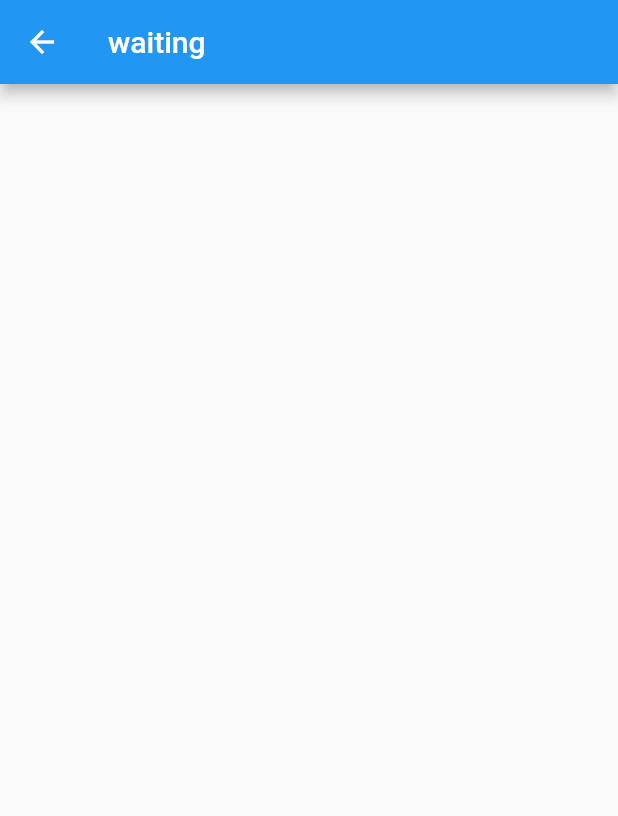
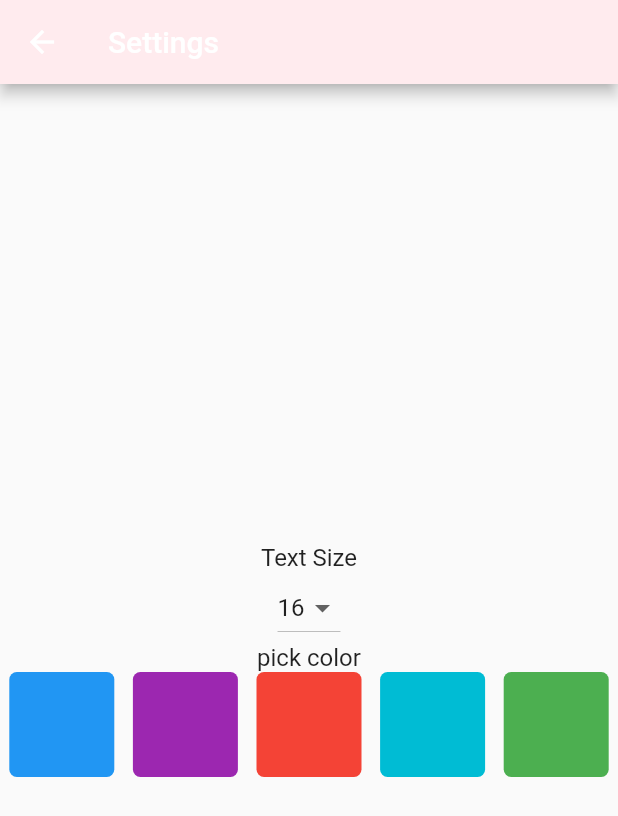
Before and after one commit to jayph88/local_storage, a Flutter app: the Settings screen opened directly, on a phone screen of 412 x 824 dp. Shown: the top 816 px of the screen. Run offline on Flutter 3.47's test engine with Material 2 defaults, Android fonts, the phone set to English and light mode, and no system bars; our stand-ins replace shared_preferences; accounts and stored records are empty.

Commit message:
updated with working app level settings update

```diff
--- a/lib/src/app.dart
+++ b/lib/src/app.dart
@@ -14,7 +14,16 @@ class App extends StatelessWidget {
       stream: bloc.settingsStream,
       builder: (context, snapshot) {
         return MaterialApp(
-          theme: ThemeData(textTheme: TextTheme(bodyText2: TextStyle(fontSize: snapshot.hasData ? snapshot.data!.size.toDouble(): 16.toDouble()))),
+          theme: ThemeData(
+              textTheme: TextTheme(bodyText2: TextStyle(fontSize: snapshot.hasData ? snapshot.data!.size.toDouble(): 16.toDouble())),
+               // primaryColor: Color(snapshot.hasData ? snapshot.data!.color : 0xff2196f3  ),
+              appBarTheme: AppBarTheme(
+              color:  Color(snapshot.hasData ? snapshot.data!.color : 0xff2196f3 ),
+                  // listTileTheme: ListTileThemeData(),
+
+              )
+
+          ),
           routes: {
             "/" : (BuildContext context) => Settings(),
           },
--- a/lib/src/screens/settings.dart
+++ b/lib/src/screens/settings.dart
@@ -12,6 +12,7 @@ class Settings extends StatefulWidget {
 
 class _SettingsState extends State<Settings> {
   int settingColor = 0xff2196f3;
+  List<int>  listTextSize = [10,12, 16, 18, 20];
   List<int> listSettingColor = [
     0xff2196f3,
     0xff9c27b0,
@@ -46,6 +47,8 @@ class _SettingsState extends State<Settings> {
     super.initState();
   }
 
+
+
   @override
   Widget build(BuildContext context) {
     Widget getColorbox(int color) {
@@ -63,28 +66,22 @@ class _SettingsState extends State<Settings> {
       );
     }
 
-    ;
 
-    return StreamBuilder<SettingsModel>(
-        stream: bloc.settingsStream,
-        // initialData: 0xff2196f3,
-        builder: (context, snapshot) {
-          if (snapshot.hasData) {
-            return Scaffold(
+
+    return Scaffold(
                 appBar: AppBar(
-                  title: Text('Settings', style: TextStyle(fontSize:snapshot.data!.size.toDouble() ),),
-                  backgroundColor: Color(snapshot.data!.color),
+                  title: Text('Settings'),
                 ),
                 body: Column(
                   mainAxisAlignment: MainAxisAlignment.center,
                   children: [
                     Text("Text Size"),
                     DropdownButton(
-                      value: snapshot.data!.size,
+                      value: 16,
                       onChanged: (int? value) {
                         bloc.addSize(value!);
                       },
-                        items: snapshot.data!.listTextSize
+                        items: listTextSize
                             .map((e) => DropdownMenuItem<int>(
                                   child: Text(e.toString()),
                                   value: e,
@@ -97,35 +94,9 @@ class _SettingsState extends State<Settings> {
                             .map((color) => getColorbox(color))
                             .toList()),
                   ],
-                ));
-          } else {
-            return Scaffold(
-              appBar: AppBar(
-                title: Text("waiting"),
-              ),
+                )
             );
-          }
-        });
-  }
+
 }
 
-class ColorBox extends StatelessWidget {
-  final int color;
-  final ValueSetter<int> _onTap;
-
-  const ColorBox(this.color, this._onTap, {Key? key}) : super(key: key);
-
-  @override
-  Widget build(BuildContext context) {
-    return GestureDetector(
-      onTap: () => _onTap(color),
-      child: Container(
-        height: 70,
-        width: 70,
-        decoration: BoxDecoration(
-            borderRadius: BorderRadius.all(Radius.circular(5)),
-            color: Color(color)),
-      ),
-    );
-  }
 }
```
Also changed, not shown: pubspec.lock.
